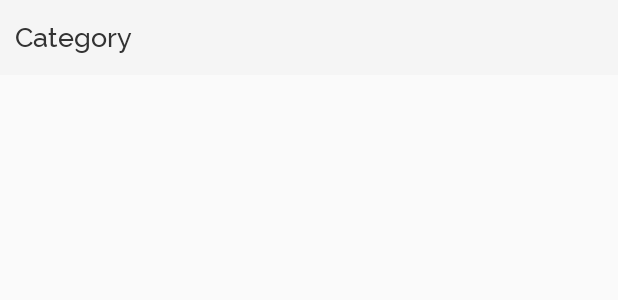
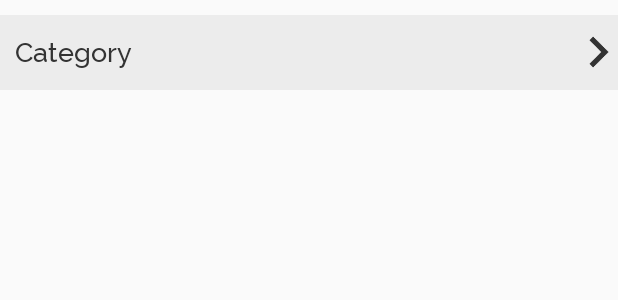
Before and after one commit to shroff-kandarp/EcommarceApp, an Android app: the layout item_main_page_category_name.xml on its own in the app's theme, with its tools: preview values and no code run, on a phone screen of 412 x 824 dp. Shown: the top 300 px of the screen. Run offline under Robolectric (Android 15) with nearby library versions, the phone set to English and light mode, and no system bars.

Commit message:
Initial changes

```diff
--- a/app/src/main/java/com/adapter/MainPageCategoryRecycleAdapter.java
+++ b/app/src/main/java/com/adapter/MainPageCategoryRecycleAdapter.java
@@ -3,6 +3,7 @@ package com.adapter;
 import android.content.Context;
 import android.support.v7.widget.AppCompatImageView;
 import android.support.v7.widget.RecyclerView;
+import android.text.Html;
 import android.view.LayoutInflater;
 import android.view.View;
 import android.view.ViewGroup;
@@ -93,7 +94,7 @@ public class MainPageCategoryRecycleAdapter extends RecyclerView.Adapter<Recycle
         } else if (holder instanceof HeaderViewHolder) {
             final HashMap<String, String> item = list.get(position);
             HeaderViewHolder headerHolder = (HeaderViewHolder) holder;
-            headerHolder.categoryNameTxtView.setText(item.get("name"));
+            headerHolder.categoryNameTxtView.setText(Html.fromHtml(item.get("name")));
 //            Utils.printLog("CCN","::"+item.get("name"));
         } else {
             FooterViewHolder footerHolder = (FooterViewHolder) holder;
--- a/app/src/main/java/com/ecommarceapp/MainActivity.java
+++ b/app/src/main/java/com/ecommarceapp/MainActivity.java
@@ -4,6 +4,7 @@ import android.content.Context;
 import android.os.Bundle;
 import android.support.v7.widget.GridLayoutManager;
 import android.support.v7.widget.RecyclerView;
+import android.view.View;
 import android.widget.ProgressBar;
 
 import com.adapter.MainPageCategoryRecycleAdapter;
@@ -223,6 +224,7 @@ public class MainActivity extends BaseActivity {
                                 }
                             }
 
+                            loading_category.setVisibility(View.GONE);
                             adapter.notifyDataSetChanged();
                         }
                     } else {
--- a/app/src/main/java/com/rest/RestClient.java
+++ b/app/src/main/java/com/rest/RestClient.java
@@ -99,7 +99,7 @@ public class RestClient {
 //        Call<Object> getAddressResult(@Query("format") String format, @Query("lat") String lat, @Query("lon") String lon, @Query("zoom") String zoom, @Query("addressdetails") String addressdetails);
 
         @FormUrlEncoded
-        @POST("/webservice/webservices.php")
+        @POST("/ecommarce/webservice/webservices.php")
         Call<Object> getResponse(@FieldMap Map<String, String> params);
     }
 
--- a/app/src/main/java/com/utils/CommonUtilities.java
+++ b/app/src/main/java/com/utils/CommonUtilities.java
@@ -4,9 +4,9 @@ package com.utils;
  * Created by Shroff on 16-Dec-16.
  */
 public class CommonUtilities {
-    public static final String SERVER_URL = "https://shroffkandarp.000webhostapp.com/";
-    public static final String SERVER_URL_WEBSERVICE_API = "https://shroffkandarp.000webhostapp.com/webservice/webservices.php";
-    public static final String SERVER_API = "https://shroffkandarp.000webhostapp.com";
+    public static final String SERVER_URL = "http://ecommarce.onlinewebshop.net/ecommarce/";
+    public static final String SERVER_URL_WEBSERVICE_API = "http://ecommarce.onlinewebshop.net/ecommarce/webservice/webservices.php";
+    public static final String SERVER_API = "http://ecommarce.onlinewebshop.net";
     public static final String SERVER_GOOGLE_MAP_API = "https://maps.googleapis.com";
     public static final String SERVER_OPEN_STREET_API = "https://nominatim.openstreetmap.org";
 }
--- a/app/src/main/res/layout/item_main_page_category_name.xml
+++ b/app/src/main/res/layout/item_main_page_category_name.xml
@@ -2,17 +2,26 @@
 <LinearLayout xmlns:android="http://schemas.android.com/apk/res/android"
     android:layout_width="match_parent"
     android:layout_height="wrap_content"
-    android:orientation="vertical">
+    android:background="#ececec"
+    android:layout_marginTop="10dp"
+    android:layout_marginBottom="10dp"
+    android:orientation="horizontal">
 
     <com.view.MTextView
         android:id="@+id/categoryNameTxtView"
-        android:layout_width="match_parent"
+        android:layout_width="0dp"
+        android:layout_weight="1"
         android:layout_height="50dp"
-        android:background="#F5F5F5"
         android:gravity="center_vertical"
         android:paddingEnd="10dp"
         android:paddingStart="10dp"
         android:text="Category"
         android:textColor="#333333"
         android:textSize="@dimen/txt_size_18" />
+
+    <ImageView
+        android:layout_width="25dp"
+        android:layout_height="25dp"
+        android:src="@mipmap/ic_right_arrow"
+        android:layout_gravity="center_vertical|end" />
 </LinearLayout>
```
Also changed, not shown: app/src/main/ic_right_arrow-web.png (added), app/src/main/res/mipmap-hdpi/ic_right_arrow.png (added), app/src/main/res/mipmap-mdpi/ic_right_arrow.png (added), app/src/main/res/mipmap-xhdpi/ic_right_arrow.png (added), app/src/main/res/mipmap-xxhdpi/ic_right_arrow.png (added), app/src/main/res/mipmap-xxxhdpi/ic_right_arrow.png (added).
